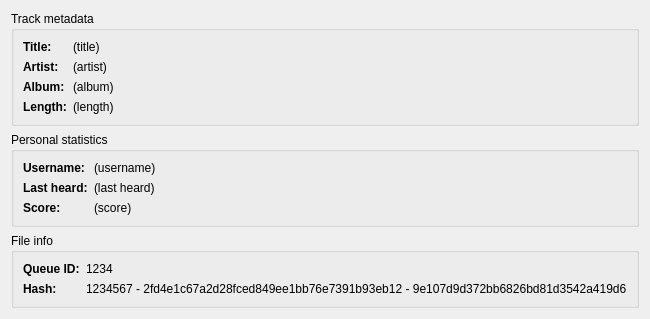
This is src/gui-remote/trackinfodialog.ui in hyperquantum/PMP as Qt 5 draws it before an edit. The edited form follows.
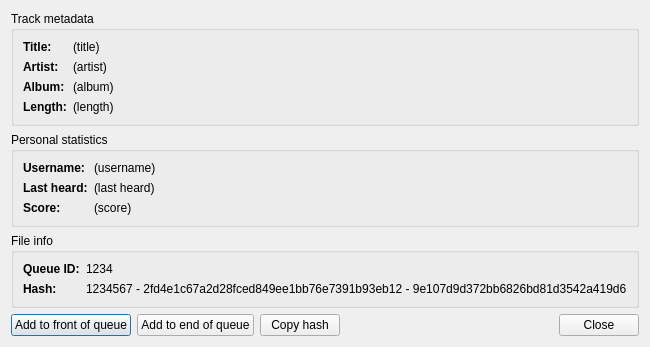
This is the edited form.

Commit message:
Track info dialog: add a few action buttons
Add the following action buttons to the track info dialog:
 * Add to front of queue
 * Add to end of queue
 * Copy hash
 * Close

The "copy hash" button copies the text of the track's hash to the
clipboard.

The edit to the form file:
```diff
--- a/src/gui-remote/trackinfodialog.ui
+++ b/src/gui-remote/trackinfodialog.ui
@@ -220,6 +220,51 @@
      </layout>
     </widget>
    </item>
+   <item>
+    <layout class="QHBoxLayout" name="buttonsLayout">
+     <item>
+      <widget class="QPushButton" name="addToQueueFrontButton">
+       <property name="text">
+        <string>Add to front of queue</string>
+       </property>
+      </widget>
+     </item>
+     <item>
+      <widget class="QPushButton" name="addToQueueEndButton">
+       <property name="text">
+        <string>Add to end of queue</string>
+       </property>
+      </widget>
+     </item>
+     <item>
+      <widget class="QPushButton" name="copyHashButton">
+       <property name="text">
+        <string>Copy hash</string>
+       </property>
+      </widget>
+     </item>
+     <item>
+      <spacer name="horizontalSpacer">
+       <property name="orientation">
+        <enum>Qt::Horizontal</enum>
+       </property>
+       <property name="sizeHint" stdset="0">
+        <size>
+         <width>40</width>
+         <height>20</height>
+        </size>
+       </property>
+      </spacer>
+     </item>
+     <item>
+      <widget class="QPushButton" name="closeButton">
+       <property name="text">
+        <string>Close</string>
+       </property>
+      </widget>
+     </item>
+    </layout>
+   </item>
   </layout>
  </widget>
  <resources/>
```
Left out of the diff: 2 changed lines with no effect on the pictures. The commit also changes 9 other files.
